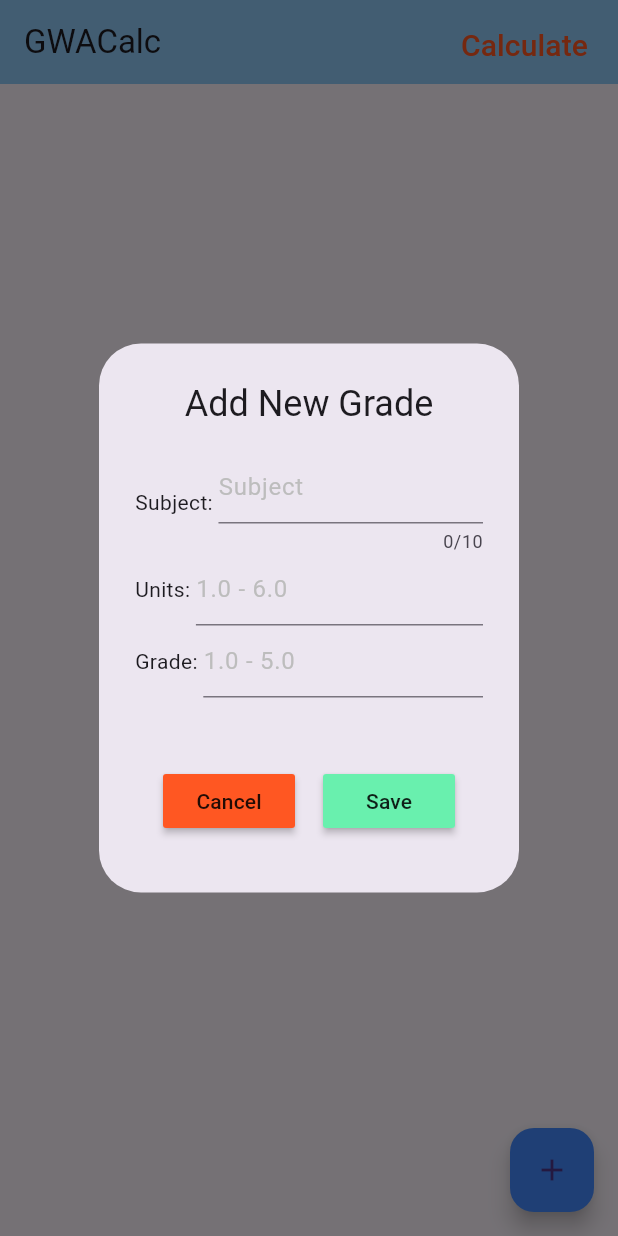
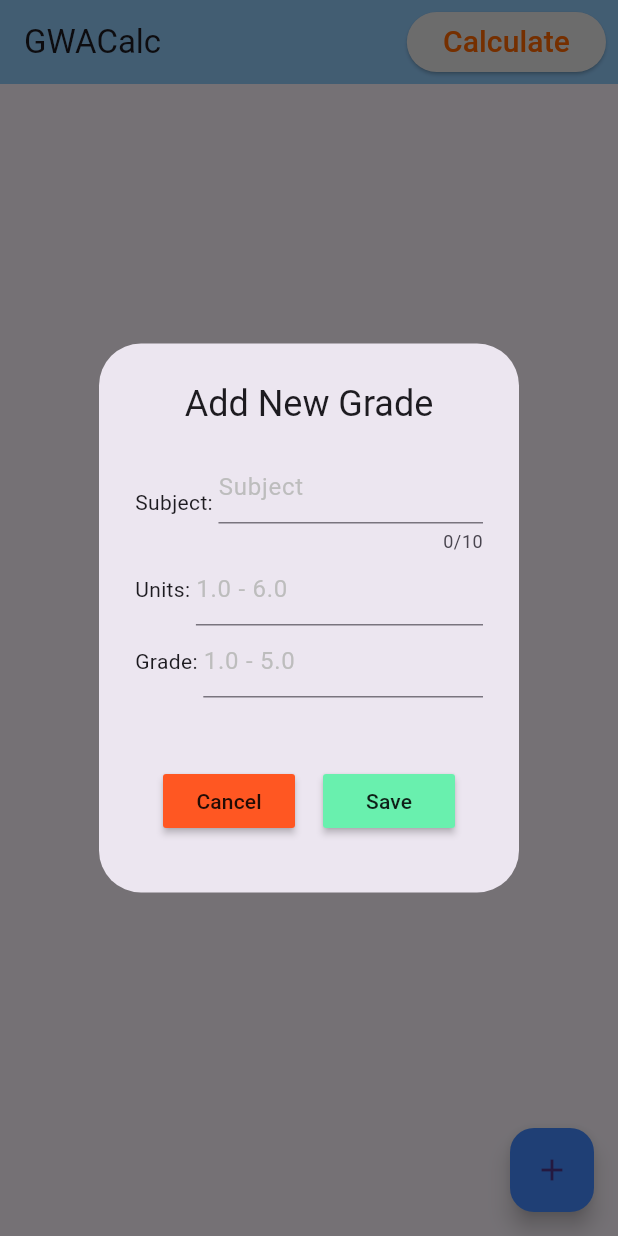
Before and after one commit to jamir4270/grade_calculator_app, a Flutter app: the screen it shows after launch, after a tap on the "close" icon, after a tap on the "add" icon, on a phone screen of 412 x 824 dp. Run offline on Flutter 3.47's test engine with Material 3 defaults, Android fonts, the phone set to English and light mode, and no system bars; our stand-ins replace hive_flutter; accounts and stored records are empty.

Commit message:
Updated calculate button, grade tile close button, and implemented dynamic grade tile title change for adding adn editing grade

```diff
--- a/lib/components/grade_dialog_box.dart
+++ b/lib/components/grade_dialog_box.dart
@@ -2,6 +2,8 @@ import 'package:flutter/material.dart';
 import 'package:grade_calculator_app/components/my_button.dart';
 
 class GradeDialogBox extends StatelessWidget {
+  final String titleName;
+
   final subjectTextController;
   final unitsTextController;
   final gradeTextController;
@@ -16,12 +18,13 @@ class GradeDialogBox extends StatelessWidget {
     required this.gradeTextController,
     required this.onCancelPressed,
     required this.onSavePressed,
+    this.titleName = "Add New Grade",
   });
 
   @override
   Widget build(BuildContext context) {
     return AlertDialog(
-      title: Text("Add New Grade", textAlign: TextAlign.center),
+      title: Text(titleName, textAlign: TextAlign.center),
       content: SizedBox(
         height: 270,
         child: Column(
--- a/lib/components/grade_tile.dart
+++ b/lib/components/grade_tile.dart
@@ -75,9 +75,32 @@ class GradeTile extends StatelessWidget {
               ),
               Align(
                 alignment: Alignment.topRight,
-                child: IconButton(
-                  onPressed: onExitPressed,
-                  icon: Icon(Icons.close_rounded, color: Colors.deepOrange),
+                child: SizedBox(
+                  width: 30,
+                  height: 30,
+                  child: IconButton(
+                    onPressed: onExitPressed,
+                    style: IconButton.styleFrom(
+                      padding: EdgeInsets.zero,
+                      iconSize: 24,
+                      tapTargetSize: MaterialTapTargetSize.shrinkWrap,
+                    ),
+                    icon: Stack(
+                      alignment: Alignment.center,
+                      children: [
+                        Icon(
+                          Icons.close_rounded,
+                          size: 26,
+                          color: Colors.black,
+                        ),
+                        Icon(
+                          Icons.close_rounded,
+                          size: 20,
+                          color: Color(0xffff6700),
+                        ),
+                      ],
+                    ),
+                  ),
                 ),
               ),
             ],
--- a/lib/pages/home_page.dart
+++ b/lib/pages/home_page.dart
@@ -132,6 +132,7 @@ class _HomePageState extends State<HomePage> {
 
             editGradeTile(index, subjectName, units, grade);
           },
+          titleName: "Edit Grade",
         );
       },
     );
@@ -162,12 +163,16 @@ class _HomePageState extends State<HomePage> {
         actions: [
           Padding(
             padding: const EdgeInsets.all(8.0),
-            child: TextButton(
+            child: ElevatedButton(
               onPressed: onCalculatePressed,
+              style: ElevatedButton.styleFrom(
+                backgroundColor: Color(0xffebebeb),
+                foregroundColor: Color(0xffff6700),
+              ),
               child: Text(
                 "Calculate",
                 textAlign: TextAlign.center,
-                style: TextStyle(color: Colors.deepOrange, fontSize: 20),
+                style: TextStyle(fontSize: 20),
               ),
             ),
           ),
```
